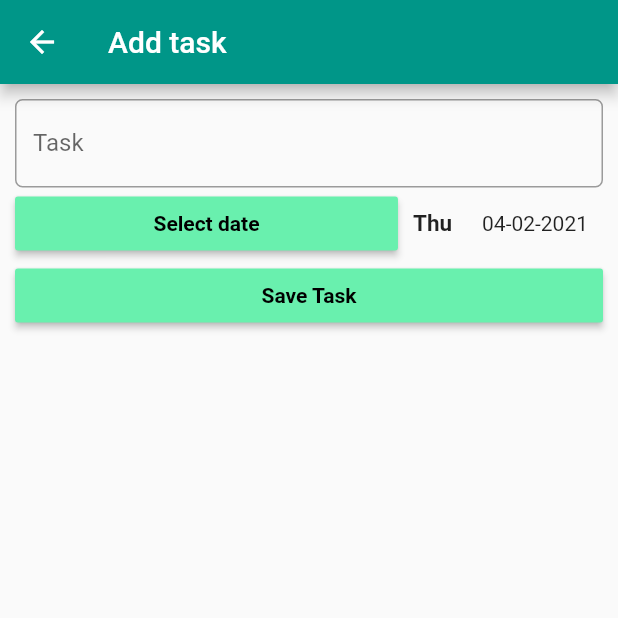
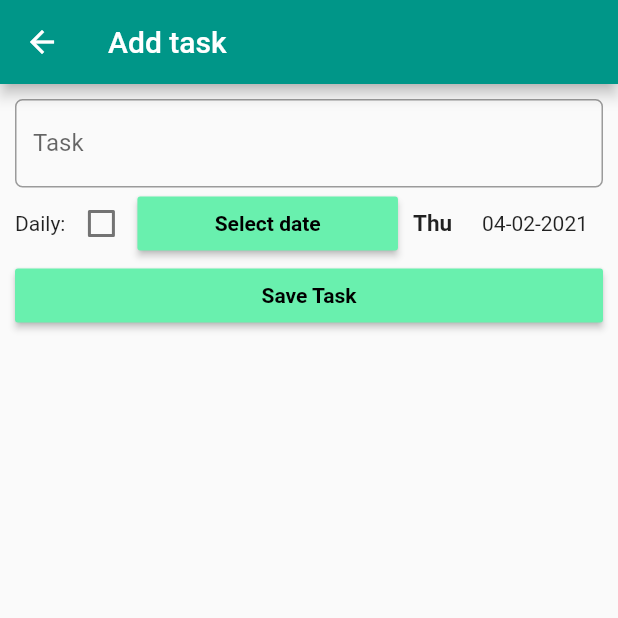
Before and after one commit to dilithjay/TaskPlannerMobile, a Flutter app: the TaskDetail screen opened directly, after a tap on "Save Task", on a phone screen of 412 x 824 dp, the top half of it. Run offline on Flutter 3.47's test engine with Material 2 defaults, Android fonts, the phone set to English and light mode, and no system bars; our stand-ins replace sqflite; accounts and stored records are empty.

Commit message:
Added daily task functionality

```diff
--- a/lib/main.dart
+++ b/lib/main.dart
@@ -16,8 +16,6 @@ class MyApp extends StatelessWidget {
     );
   }
 }
-
-// TODO: Make it so that all tasks of the same day are in the same card
 
 /*
 void main() {
--- a/lib/task_detail.dart
+++ b/lib/task_detail.dart
@@ -15,6 +15,7 @@ class _TaskDetailState extends State<TaskDetail> {
   final _myController = TextEditingController();
   List<String> daysOfWeek = ["Mon", "Tue", "Wed", "Thu", "Fri", "Sat", "Sun"];
   DatabaseHelper databaseHelper = DatabaseHelper();
+  bool daily = false;
 
   @override
   Widget build(BuildContext context) {
@@ -52,15 +53,24 @@ class _TaskDetailState extends State<TaskDetail> {
             ),
             Row(
               children: [
+                Text("Daily:"),
+                Checkbox(
+                  value: daily,
+                  onChanged: (bool val) {
+                    setState(() {
+                      daily = val;
+                    });
+                  },
+                ),
                 Expanded(
                   child: RaisedButton(
-                    onPressed: () => _selectDate(context),
+                    onPressed: () => daily ? () {} : _selectDate(context),
                     child: Text(
                       'Select date',
                       style: TextStyle(
                           color: Colors.black, fontWeight: FontWeight.bold),
                     ),
-                    color: Colors.greenAccent,
+                    color: daily ? Colors.grey : Colors.greenAccent,
                   ),
                 ),
                 Padding(
@@ -78,13 +88,19 @@ class _TaskDetailState extends State<TaskDetail> {
             ),
             RaisedButton(
               onPressed: () {
+                Future<int> result;
+                if (daily) {
+                  result =
+                      databaseHelper.insertDailyTask(_myController.text, 0);
+                } else {
                   Task task = new Task(
                       _myController.text,
                       0,
                       daysOfWeek[_selectedDate.weekday - 1] +
                           ' ' +
                           formatter.format(_selectedDate));
-                Future<int> result = databaseHelper.insertTask(task);
+                  result = databaseHelper.insertTask(task);
+                }
                 result.then((res) {});
                 _myController.clear();
               },
--- a/pubspec.yaml
+++ b/pubspec.yaml
@@ -26,6 +26,7 @@ dependencies:
   intl: ^0.16.1
   sqflite: any
   path_provider: any
+  shared_preferences: any
 
 
   # The following adds the Cupertino Icons font to your application.
```
Also changed, not shown: lib/database_helper.dart (+42 -3 lines), lib/task_list.dart (+85 -16 lines), pubspec.lock. Lines whose indentation alone changed are shown as unchanged.
